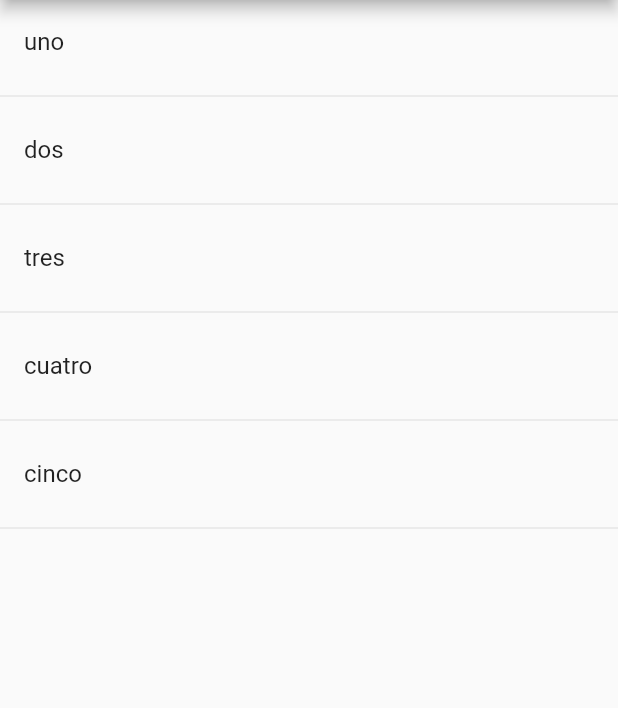
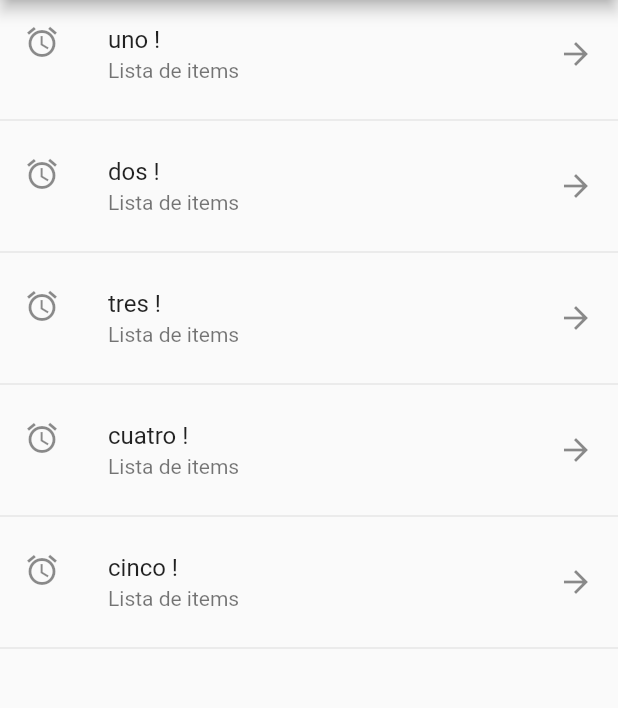
Before and after one commit to KevAlv/FlutterComponets, a Flutter app: the screen it shows after launch, on a phone screen of 412 x 824 dp, the part 84-792 px from its top. Run offline on Flutter 3.47's test engine with Material 2 defaults, Android fonts, the phone set to English and light mode, and no system bars.

Commit message:
Lista Corta

```diff
--- a/lib/src/pages/home_temp.dart
+++ b/lib/src/pages/home_temp.dart
@@ -9,15 +9,14 @@ class HomePageTemp extends StatelessWidget {
       final tempWidget = ListTile(
         title: Text(opt),
       );
-      lista..add(tempWidget)
-           ..add(Divider());
+      lista..add(tempWidget)..add(Divider());
     }
     return Scaffold(
       appBar: AppBar(
         title: Text("Componentes Temp"),
       ),
       body: ListView(
-        children: _crearItems(),
+        children: _crearItemsCorto(),
       ),
     );
   }
@@ -27,6 +26,19 @@ class HomePageTemp extends StatelessWidget {
   }
 
   List<Widget> _crearItemsCorto() {
-    return lista;
+    return opciones.map((item) {
+      return Column(
+        children: <Widget>[
+          ListTile(
+            title: Text(item + ' !'),
+            subtitle:Text('Lista de items'),
+            leading: Icon(Icons.access_alarms),
+            trailing: Icon(Icons.arrow_forward),
+            onTap: (){ },
+          ),
+          Divider()
+        ],
+      );
+    }).toList();
   }
 }
```
